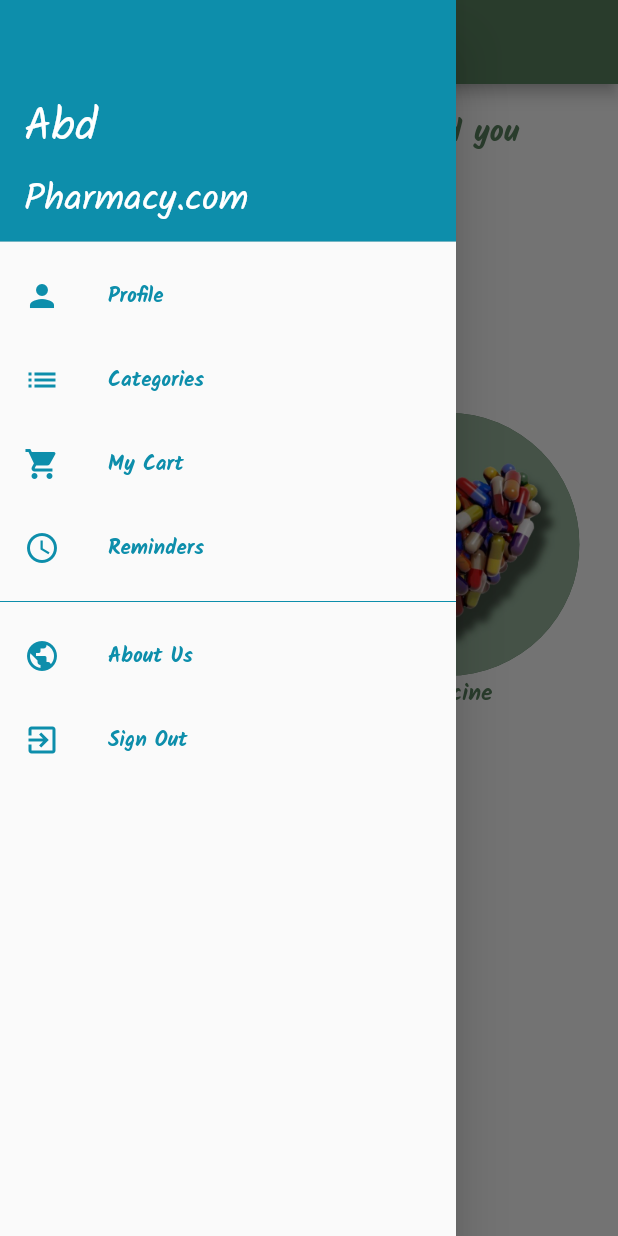
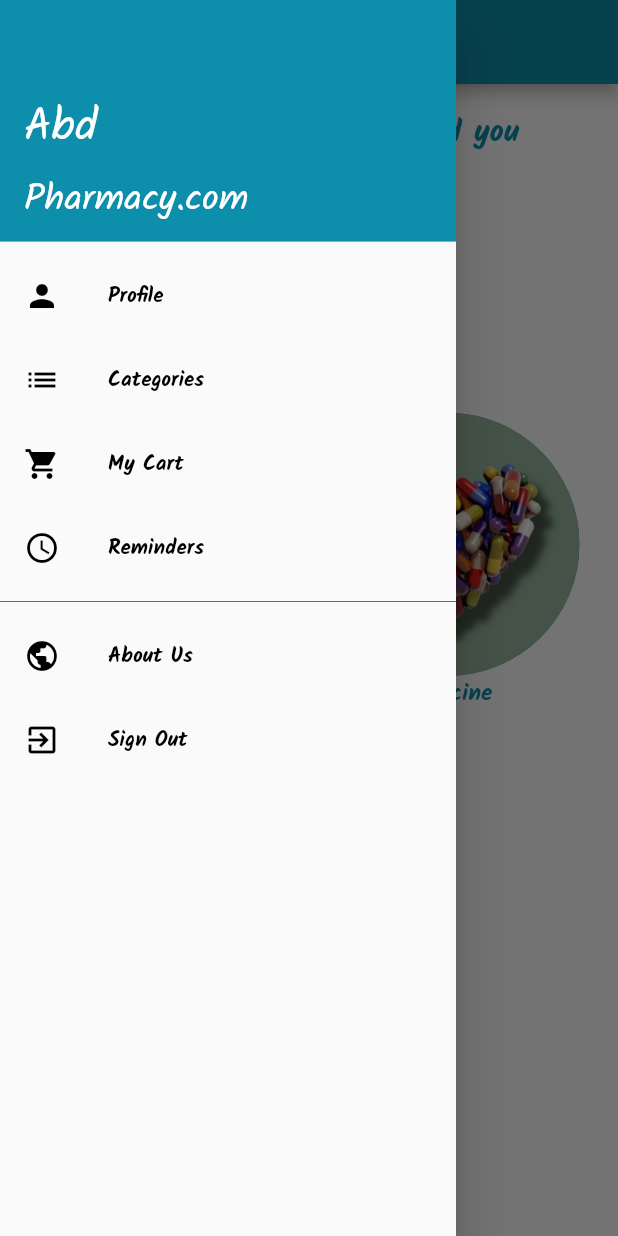
Before and after one commit to naghamlatefa/pharmacy_11, a Flutter app: the reminders screen opened directly, with the side drawer open, on a phone screen of 412 x 824 dp. Run offline on Flutter 3.47's test engine with Material 2 defaults, Android fonts, the phone set to English and light mode, and no system bars; our stand-ins replace bordered_text, get.

Commit message:
Add files via upload

```diff
--- a/lib/categories.dart
+++ b/lib/categories.dart
@@ -1,11 +1,13 @@
 import 'package:flutter/material.dart';
 import 'package:bordered_text/bordered_text.dart';
 import 'package:pharmacy_1/drawer.dart';
+
+
 class categories extends StatefulWidget {
   const categories({Key? key}) : super(key: key);
 
   @override
-  State<categories>  createState() => _categoriesState();
+  State<categories> createState() => _categoriesState();
 }
 
 class _categoriesState extends State<categories> {
@@ -13,11 +15,12 @@ class _categoriesState extends State<categories> {
   bool ispressed=false;
   Widget cusBar= Text("Categories",style: TextStyle(fontFamily:'Kalam',fontWeight: FontWeight.w700),);
   Widget cusSearch= TextFormField(
-      cursorColor: Color.fromRGBO(90, 130, 95, 100),
+      cursorColor: Color.fromRGBO(13,142,171, 1),
       decoration: InputDecoration(
 
           fillColor: Color.fromRGBO(201, 201, 201, 100),
           filled: true,
+
           hintText: 'Search...'
       ),);
   @override
@@ -29,7 +32,7 @@ class _categoriesState extends State<categories> {
       drawer: drawer(),
       appBar: AppBar(title: ispressed? cusSearch:cusBar,
       centerTitle: true,
-      backgroundColor:  Color.fromRGBO(90, 130, 95, 100),
+      backgroundColor:  Color.fromRGBO(13,142,171, 1),
      actions: [ispressed? Row(
        children: [IconButton(onPressed: (){}, icon: Icon(Icons.arrow_forward_ios))
         , IconButton(icon: ispressed? Icon(Icons.cancel):Icon(Icons.search),
@@ -51,7 +54,7 @@ class _categoriesState extends State<categories> {
         children: <Widget> [Container(padding: EdgeInsets.all(screenheight/128.5),height: screenheight/4.3,width: screenwidth/1.09,
           child: Stack(
             children:<Widget> [Container(
-              decoration: BoxDecoration(borderRadius: BorderRadius.circular(30),image: DecorationImage( fit: BoxFit.fill,image:AssetImage('assets/welcome5.jpg'))),
+              decoration: BoxDecoration(borderRadius: BorderRadius.circular(30),image: DecorationImage( fit: BoxFit.fill,image:AssetImage('assets/welcome6.jpg'))),
             ),
            ],
           ),
--- a/lib/drawer.dart
+++ b/lib/drawer.dart
@@ -3,38 +3,68 @@ import 'package:pharmacy_1/cart_shopping.dart';
 import 'package:pharmacy_1/reminders.dart';
 import 'package:pharmacy_1/categories.dart';
 
-class drawer extends StatelessWidget {
+class drawer extends StatefulWidget {
   const drawer({Key? key}) : super(key: key);
 
   @override
+  State<drawer> createState() => _drawerState();
+}
+
+class _drawerState extends State<drawer> {
+
+  @override
   Widget build(BuildContext context) {
+    Color selectioncolor1=Colors.transparent;
+    Color selectioncolor2=Colors.transparent;
+    Color selectioncolor3=Colors.transparent;
+    Color selectioncolor4=Colors.transparent;
+    int pagenumber=0;
+
     return Drawer(
       child: ListView(
         padding: EdgeInsets.zero,
         children: [
           UserAccountsDrawerHeader(accountName: Text('Abd',style: TextStyle(fontFamily: 'Kalam',fontSize: 30),), accountEmail: Text('Pharmacy.com',style: TextStyle(fontFamily: 'Kalam',fontSize: 25)),
           decoration: BoxDecoration(color: Color.fromRGBO(13,142,171, 1)),),
-          ListTile(
-            leading: Icon(Icons.person,color: Color.fromRGBO(13,142,171, 1),)
-            ,title: Text('Profile',style: TextStyle(fontWeight: FontWeight.w700,fontFamily:'Kalam',color: Color.fromRGBO(13,142,171, 1)),),
+          Container(color: pagenumber==1?Color.fromRGBO(13,142,171, 1):Colors.transparent,
+            child: ListTile(onTap: (){setState(() {
+             pagenumber=1;
+            });},
+              leading: Icon(Icons.person,color: Colors.black,)
+              ,title: Text('Profile',style: TextStyle(fontWeight: FontWeight.w700,fontFamily:'Kalam',color: Colors.black),),
+            ),
           )
-          ,ListTile(onTap: (){Navigator.push(context, MaterialPageRoute(builder: (context) => categories(),),);},
-    leading: Icon(Icons.list,color: Color.fromRGBO(13,142,171, 1),)
-    ,title: Text('Categories',style: TextStyle(fontWeight: FontWeight.w700,fontFamily:'Kalam',color: Color.fromRGBO(13,142,171, 1)),),
-    ), ListTile(onTap: (){Navigator.push(context, MaterialPageRoute(builder: (context) => cart_shopping(),),);},
-            leading: Icon(Icons.shopping_cart,color: Color.fromRGBO(13,142,171, 1),)
-            ,title: Text('My Cart',style: TextStyle(fontWeight: FontWeight.w700,fontFamily:'Kalam',color: Color.fromRGBO(13,142,171, 1)),),
-          ), ListTile(onTap: (){Navigator.push(context, MaterialPageRoute(builder: (context) => reminders(),),);},
-            leading: Icon(Icons.access_time_outlined,color: Color.fromRGBO(13,142,171, 1),)
-            ,title: Text('Reminders',style: TextStyle(fontWeight: FontWeight.w700,fontFamily:'Kalam',color: Color.fromRGBO(13,142,171, 1)),),
+          ,Container(color: pagenumber==2?Color.fromRGBO(13,142,171, 1):Colors.transparent
+            ,child: ListTile(onTap: (){setState(() {pagenumber=2;
+
+              Navigator.push(context, MaterialPageRoute(builder: (context) => categories(),),);
+            });},
+    leading: Icon(Icons.list,color: Colors.black,)
+    ,title: Text('Categories',style: TextStyle(fontWeight: FontWeight.w700,fontFamily:'Kalam',color: Colors.black),),
+    ),
+          ), Container(color: pagenumber==3?Color.fromRGBO(13,142,171, 1):Colors.transparent,
+            child: ListTile(onTap: (){setState(() {pagenumber=3;
+              Navigator.push(context, MaterialPageRoute(builder: (context) => cart_shopping(),),);
+            });},
+              leading: Icon(Icons.shopping_cart,color: Colors.black,)
+              ,title: Text('My Cart',style: TextStyle(fontWeight: FontWeight.w700,fontFamily:'Kalam',color: Colors.black),),
+            ),
+          ), Container(color: pagenumber==4?Color.fromRGBO(13,142,171, 1):Colors.transparent,
+            child: ListTile(onTap: (){setState(() {
+              pagenumber=4;
+              Navigator.push(context, MaterialPageRoute(builder: (context) => reminders(),),);
+            });},
+              leading: Icon(Icons.access_time_outlined,color: Colors.black,)
+              ,title: Text('Reminders',style: TextStyle(fontWeight: FontWeight.w700,fontFamily:'Kalam',color: Colors.black),),
+            ),
           ),Divider(color: Color.fromRGBO(13,142,171, 1) )
     , ListTile(
-            leading: Icon(Icons.public,color: Color.fromRGBO(13,142,171, 1),)
-            ,title: Text('About Us',style: TextStyle(fontWeight: FontWeight.w700,fontFamily:'Kalam',color: Color.fromRGBO(13,142,171, 1)),),
+            leading: Icon(Icons.public,color: Colors.black,)
+            ,title: Text('About Us',style: TextStyle(fontWeight: FontWeight.w700,fontFamily:'Kalam',color: Colors.black),),
           ),
           ListTile(
-            leading: Icon(Icons.exit_to_app_outlined,color: Color.fromRGBO(13,142,171, 1),)
-            ,title: Text('Sign Out',style: TextStyle(fontWeight: FontWeight.w700,fontFamily:'Kalam',color: Color.fromRGBO(13,142,171, 1)),),
+            leading: Icon(Icons.exit_to_app_outlined,color: Colors.black,)
+            ,title: Text('Sign Out',style: TextStyle(fontWeight: FontWeight.w700,fontFamily:'Kalam',color: Colors.black),),
           ), ],
       )
     );
--- a/lib/register.dart
+++ b/lib/register.dart
@@ -19,10 +19,7 @@ import 'categories.dart';
      return Scaffold(
        appBar: AppBar(
          backgroundColor: Color.fromRGBO(13,142,171, 1),
-         title: Text('Register'.tr,
-         style: TextStyle(
-             fontFamily:'Kalam'
-         ),),
+         title: Text('Register'.tr,style: TextStyle(fontFamily: 'Kalam',fontWeight: FontWeight.w700),),
          centerTitle: true,
        ),
        body: Form(
@@ -43,9 +40,8 @@ import 'categories.dart';
                      prefixIcon: Icon(Icons.abc,
                        color: Color.fromRGBO(13,142,171, 1),),
                      hintText: 'Name'.tr,
-                   hintStyle: TextStyle(
-                       fontFamily:'Kalam'
-                   )
+                   hintStyle: TextStyle(fontFamily: 'Kalam')
+
                  ),
                  validator: (value){
                    if(value!.isEmpty){
@@ -69,9 +65,7 @@ import 'categories.dart';
                      prefixIcon: Icon(Icons.email_outlined,
                        color: Color.fromRGBO(13,142,171, 1),),
                      hintText: 'Email'.tr,
-                   hintStyle: TextStyle(
-                       fontFamily:'Kalam'
-                   )
+                     hintStyle: TextStyle(fontFamily: 'Kalam')
                  ),
                  validator: (value){
                    if(value!.isEmpty){
@@ -96,9 +90,7 @@ import 'categories.dart';
                      prefixIcon: Icon(Icons.lock_outline,
                        color: Color.fromRGBO(13,142,171, 1),),
                      hintText: 'Password'.tr,
-                     hintStyle: TextStyle(
-                         fontFamily:'Kalam'
-                     )
+                     hintStyle: TextStyle(fontFamily: 'Kalam')
                  ),
                  controller: _pass,
                  validator: (value){
@@ -124,9 +116,7 @@ import 'categories.dart';
                      prefixIcon: Icon(Icons.lock_outline,
                        color: Color.fromRGBO(13,142,171, 1),),
                      hintText: 'Confirm Password'.tr,
-                     hintStyle: TextStyle(
-                         fontFamily:'Kalam'
-                     )
+                     hintStyle: TextStyle(fontFamily: 'Kalam')
                  ),
                  controller: _confirm,
                  validator: (value){
@@ -155,9 +145,7 @@ import 'categories.dart';
                      prefixIcon: Icon(Icons.phone,
                        color: Color.fromRGBO(13,142,171, 1),),
                      hintText: 'Phone'.tr,
-                     hintStyle: TextStyle(
-                         fontFamily:'Kalam'
-                     )
+                     hintStyle: TextStyle(fontFamily: 'Kalam')
                  ),
                  validator: (value){
                    if(value!.isEmpty){
@@ -181,9 +169,7 @@ import 'categories.dart';
                      prefixIcon: Icon(Icons.home_outlined,
                        color: Color.fromRGBO(13,142,171, 1),),
                      hintText: 'Address'.tr,
-                     hintStyle: TextStyle(
-                         fontFamily:'Kalam'
-                     )
+                     hintStyle: TextStyle(fontFamily: 'Kalam')
                  ),
                  validator: (value){
                    if(value!.isEmpty){
@@ -208,9 +194,7 @@ import 'categories.dart';
                      prefixIcon: Icon(Icons.calendar_month_outlined,
                        color: Color.fromRGBO(13,142,171, 1),),
                      hintText: 'Age'.tr,
-                     hintStyle: TextStyle(
-                         fontFamily:'Kalam'
-                     )
+                     hintStyle: TextStyle(fontFamily: 'Kalam')
                  ),
                  validator: (value){
                    if(value!.isEmpty){
@@ -232,17 +216,13 @@ import 'categories.dart';
                ),
                  hint:  Row(
                      children:<Widget> [SizedBox(width:10),Icon(Icons.person,
-                     color:Color.fromRGBO(13,142,171, 1) ,),SizedBox(width: 10,),Text("Gender".tr,style: TextStyle(
-                             fontFamily:'Kalam'
-                     ), )]),
+                     color:Color.fromRGBO(13,142,171, 1) ,),SizedBox(width: 10,),Text("Gender".tr,  style:TextStyle(fontFamily: 'Kalam') )]),
                  isExpanded:true,
                  /*underline: Divider(color: Color.fromRGBO(90, 130, 95, 100),thickness: 2,),*/
                    items: ["Male".tr,"Female".tr].map((e) => DropdownMenuItem(child: Row(
                      children: [SizedBox(width: 10,),Icon(Icons.person,
                      color: Color.fromRGBO(13,142,171, 1),),SizedBox(width:10),
-                       Text("$e".tr,style: TextStyle(
-                           fontFamily:'Kalam'
-                       ),),
+                       Text("$e".tr,style:TextStyle(fontFamily: 'Kalam')),
                      ],
                    ), value: e)).toList(), onChanged: (val){
                    setState(() {
@@ -283,12 +263,18 @@ import 'categories.dart';
                            color: Colors.white,
                            fontWeight: FontWeight.w600,
                            fontSize: 19,
-                             fontFamily:'Kalam'
                          ),),
                      ],
                    ),
                  )),
              SizedBox(height: 30,),
+             SizedBox(height: 300,width: 300,
+             /*  child: ClipPath(
+                 child: Image(
+                   image: AssetImage('assets/login1.jpg'),
+                 ),
+               ),*/
+             ),
            ],
          ),
        )
--- a/lib/reminders.dart
+++ b/lib/reminders.dart
@@ -1,5 +1,6 @@
 import 'package:flutter/material.dart';
 import 'package:pharmacy_1/drawer.dart';
+import 'package:pharmacy_1/medreminder.dart';
 
 class reminders extends StatefulWidget {
   const reminders({Key? key}) : super(key: key);
@@ -16,25 +17,25 @@ class _remindersState extends State<reminders> {
     return  Scaffold(
       drawer: drawer(),
       appBar: AppBar(
-        backgroundColor: Color.fromRGBO(90, 130, 95, 100),
+        backgroundColor: Color.fromRGBO(13,142,171, 1),
     title: Text('Reminders',style: TextStyle(fontFamily:'Kalam',fontWeight: FontWeight.w700),),
     centerTitle: true,
     ),
       body: Container(padding:EdgeInsets.all(screenwidth/26),
-      child: Center(child: ListView(children: [Text('What do you want us to remind you with?',style: TextStyle(fontFamily: 'Kalam',fontWeight: FontWeight.w700,color: Color.fromRGBO(90, 130, 95, 100),fontSize: screenwidth/20),),
+      child: Center(child: ListView(children: [Text('What do you want us to remind you with?',style: TextStyle(fontFamily: 'Kalam',fontWeight: FontWeight.w700,color: Color.fromRGBO(13,142,171, 1),fontSize: screenwidth/20),),
       SizedBox(height: screenheight/6,)
         ,Row(mainAxisAlignment: MainAxisAlignment.spaceEvenly,children: [Column(
           children: [
             Column(
               children: [
-                Container(height: screenwidth/2.35,width: screenwidth/2.35,decoration: BoxDecoration(image:DecorationImage(fit:BoxFit.fill,image: AssetImage('assets/water.jpg')) ,borderRadius: BorderRadius.circular(360),color:Color.fromRGBO(90, 130, 95, 100) ),),
-             Text('Water',style: TextStyle(fontFamily: 'Kalam',fontWeight: FontWeight.w700,color: Color.fromRGBO(90, 130, 95, 100),fontSize: screenwidth/26.6),) ],
+                GestureDetector(onTap: (){},child: Container(height: screenwidth/2.35,width: screenwidth/2.35,decoration: BoxDecoration(image:DecorationImage(fit:BoxFit.fill,image: AssetImage('assets/water.jpg')) ,borderRadius: BorderRadius.circular(360),color:Color.fromRGBO(13,142,171, 1) ),)),
+             Text('Water',style: TextStyle(fontFamily: 'Kalam',fontWeight: FontWeight.w700,color: Color.fromRGBO(13,142,171, 1),fontSize: screenwidth/26.6),) ],
             ),
           ],
         ),Column(
           children: [
-            Container(height: screenwidth/2.35,width: screenwidth/2.35,decoration: BoxDecoration(image:DecorationImage(fit:BoxFit.fill,image: AssetImage('assets/medicine.jpg')),borderRadius: BorderRadius.circular(360),color:Color.fromRGBO(90, 130, 95, 100) ),),
-            Text('Medicine',style: TextStyle(fontFamily: 'Kalam',fontWeight: FontWeight.w700,color: Color.fromRGBO(90, 130, 95, 100),fontSize: screenwidth/26.6),)],
+            GestureDetector(onTap: (){Navigator.push(context, MaterialPageRoute(builder: (context) => medreminder(),),);},child: Container(height: screenwidth/2.35,width: screenwidth/2.35,decoration: BoxDecoration(image:DecorationImage(fit:BoxFit.fill,image: AssetImage('assets/medicine.jpg')),borderRadius: BorderRadius.circular(360),color:Color.fromRGBO(13,142,171, 1) ),)),
+            Text('Medicine',style: TextStyle(fontFamily: 'Kalam',fontWeight: FontWeight.w700,color: Color.fromRGBO(13,142,171, 1),fontSize: screenwidth/26.6),)],
         )],)],)),),
     );
   }
```
